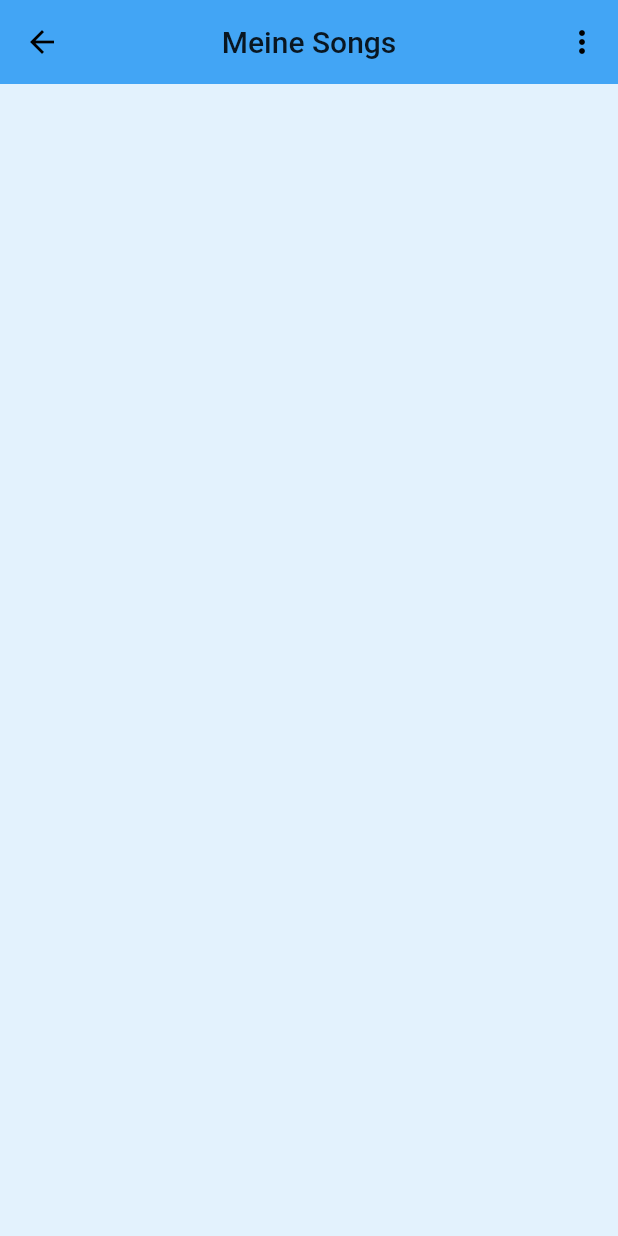
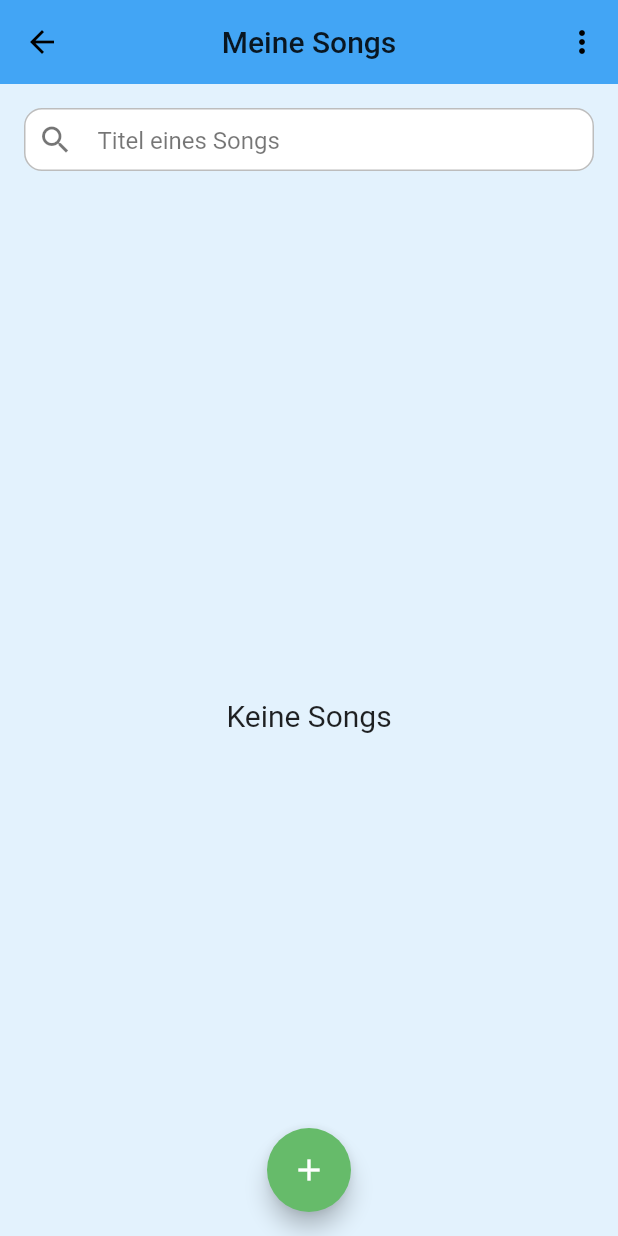
Before and after one commit to philipphoeninger/guitarapp, a Flutter app: the Songs screen opened directly, on a phone screen of 412 x 824 dp. Run offline on Flutter 3.47's test engine with Material 2 defaults, Android fonts, the light colour scheme and no system bars; our stand-ins replace cloud_firestore, firebase_auth, firebase_core, flutter_slidable, flutter_spinkit; accounts and stored records are empty.

Commit message:
CRUD operations and basic screens for songs

```diff
--- a/lib/main.dart
+++ b/lib/main.dart
@@ -1,6 +1,7 @@
 import 'package:flutter/material.dart';
 import 'package:guitar_app/models/simple_user.dart';
 import 'package:guitar_app/providers/performances.dart';
+import 'package:guitar_app/providers/songs.dart';
 import 'package:guitar_app/screens/auth_wrapper.dart';
 import 'package:guitar_app/services/auth.dart';
 import 'package:provider/provider.dart';
@@ -61,6 +62,7 @@ class _MyAppState extends State<MyApp> {
     return MultiProvider(
       providers: [
         ChangeNotifierProvider(create: (context) => PerformancesProvider()),
+        ChangeNotifierProvider(create: (context) => SongsProvider()),
       ],
       child: StreamProvider<SimpleUser?>.value(
         value: AuthService().user,
--- /dev/null
+++ b/lib/providers/songs.dart
@@ -0,0 +1,27 @@
+import 'package:flutter/cupertino.dart';
+import 'package:flutter/foundation.dart';
+import 'package:guitar_app/models/song.dart';
+import 'package:guitar_app/services/database.dart';
+
+class SongsProvider extends ChangeNotifier {
+  List<Song> _songs = [];
+
+  List<Song> get songs => _songs;
+
+  Future<String> addSong(Song song) => DatabaseService.createSong(song);
+
+  void setSongs(List<Song> songs) =>
+      WidgetsBinding.instance!.addPostFrameCallback((_) {
+        _songs = songs;
+        notifyListeners();
+      });
+
+  Future<String> removeSong(Song song) => DatabaseService.deleteSong(song);
+
+  Future<String> updateSong(Song song, String title, String description) {
+    song.title = title;
+    song.description = description;
+
+    return DatabaseService.updateSong(song);
+  }
+}
--- a/lib/screens/songs.dart
+++ b/lib/screens/songs.dart
@@ -1,10 +1,30 @@
 import 'package:flutter/material.dart';
 import 'package:guitar_app/models/menu_item.dart';
+import 'package:guitar_app/models/song.dart';
+import 'package:guitar_app/providers/songs.dart';
+import 'package:guitar_app/services/database.dart';
 import 'package:guitar_app/services/settings_menu.dart';
 import 'package:guitar_app/shared/constants.dart';
+import 'package:guitar_app/widgets/search_widget.dart';
+import 'package:guitar_app/widgets/song/add_song_dialog_widget.dart';
+import 'package:guitar_app/widgets/song/song_list_widget.dart';
+import 'package:provider/provider.dart';
 
-class Songs extends StatelessWidget {
+class Songs extends StatefulWidget {
+  @override
+  _SongsState createState() => _SongsState();
+}
+
+class _SongsState extends State<Songs> {
   final SettingsMenuService _settingsMenuService = SettingsMenuService();
+  late List<Song> songs;
+  String query = '';
+
+  @override
+  void initState() {
+    super.initState();
+    songs = [];
+  }
 
   @override
   Widget build(BuildContext context) {
@@ -17,9 +37,8 @@ class Songs extends StatelessWidget {
         elevation: 0.0,
         actions: [
           PopupMenuButton<MenuItem>(
-            shape: RoundedRectangleBorder(
-                borderRadius: BorderRadius.circular(16)
-            ),
+            shape:
+                RoundedRectangleBorder(borderRadius: BorderRadius.circular(16)),
             onSelected: (item) =>
                 _settingsMenuService.onItemSelected(context, item),
             itemBuilder: (context) => [
@@ -30,6 +49,66 @@ class Songs extends StatelessWidget {
           ),
         ],
       ),
+      body: Column(children: [
+        buildSearch(),
+        StreamBuilder<List<Song>>(
+            stream: DatabaseService.readSongs(),
+            builder: (context, snapshot) {
+              switch (snapshot.connectionState) {
+                case ConnectionState.waiting:
+                  return Center(child: CircularProgressIndicator());
+                default:
+                  if (snapshot.hasError) {
+                    return buildText('Etwas ist schiefgelaufen...');
+                  } else {
+                    final songs = snapshot.data;
+                    final provider = Provider.of<SongsProvider>(context);
+                    provider.setSongs(songs!);
+                    this.songs = songs;
+
+                    return Expanded(
+                      child: SongListWidget(this.songs),
+                    );
+                  }
+              }
+            }),
+      ]),
+      floatingActionButton: FloatingActionButton(
+        child: Icon(Icons.add),
+        backgroundColor: Colors.green[400],
+        onPressed: () =>
+            showDialog(context: context, builder: (_) => AddSongDialogWidget()),
+      ),
+      floatingActionButtonLocation: FloatingActionButtonLocation.centerFloat,
     );
   }
+
+  Widget buildSearch() => SearchWidget(
+        text: query,
+        hintText: 'Titel eines Songs',
+        onChanged: searchSong,
+      );
+
+  void searchSong(String query) {
+    var songs = this.songs.where((song) {
+      final titleLower = song.title.toLowerCase();
+      final descriptionLower = song.description.toLowerCase();
+      final searchLower = query.toLowerCase();
+
+      return titleLower.contains(searchLower) ||
+          descriptionLower.contains(searchLower);
+    }).toList();
+
+    setState(() {
+      this.query = query;
+      this.songs = songs;
+    });
+  }
+
+  Widget buildText(String text) => Center(
+        child: Text(
+          text,
+          style: TextStyle(fontSize: 24, color: Colors.white),
+        ),
+      );
 }
--- a/lib/services/database.dart
+++ b/lib/services/database.dart
@@ -1,8 +1,11 @@
 import 'package:cloud_firestore/cloud_firestore.dart';
 import 'package:guitar_app/models/performance.dart';
+import 'package:guitar_app/models/song.dart';
 import 'package:guitar_app/utils.dart';
 
 class DatabaseService {
+  // Performance CRUD methods
+
   static Future<String> createPerformance(Performance performance) async {
     final docPerformance =
         FirebaseFirestore.instance.collection('performances').doc();
@@ -27,4 +30,56 @@ class DatabaseService {
             ))
         .toList());
   }
+
+  // Song CRUD methods
+
+  static Future<String> createSong(Song song) async {
+    // get "Unsortiert" performance & add it to Song
+    var unsortedPerformanceSnapshot = await FirebaseFirestore.instance
+        .collection('performances')
+        .limit(1)
+        .where('title', isEqualTo: 'Unsortiert')
+        .get();
+    var unsortedPerformance =
+        Performance.fromJson(unsortedPerformanceSnapshot.docs.first.data());
+    List<Performance> performances = [];
+    performances.add(unsortedPerformance);
+
+    song.performances = performances;
+
+    // set Song ID and add Song to Firebase
+    final docSong = FirebaseFirestore.instance.collection('songs').doc();
+    song.id = docSong.id.trim();
+    await docSong.set(song.toJson());
+
+    return docSong.id;
+  }
+
+  static Stream<List<Song>> readSongs() {
+    Stream<QuerySnapshot> stream = FirebaseFirestore.instance
+        .collection('songs')
+        .orderBy(SongField.createdTime, descending: true)
+        .snapshots();
+
+    return stream.map((event) => event.docs
+        .map((doc) => Song(
+              id: doc['id'],
+              title: doc['title'],
+              createdTime: Utils.toDateTime(doc['createdTime']),
+              description: doc['description'],
+            ))
+        .toList());
+  }
+
+  static Future<String> updateSong(Song song) async {
+    final docSong = FirebaseFirestore.instance.collection('songs').doc(song.id);
+    await docSong.update(song.toJson());
+    return docSong.id;
+  }
+
+  static Future<String> deleteSong(Song song) async {
+    final docSong = FirebaseFirestore.instance.collection('songs').doc(song.id);
+    await docSong.delete();
+    return docSong.id;
+  }
 }
--- /dev/null
+++ b/lib/widgets/song/song_list_widget.dart
@@ -0,0 +1,29 @@
+import 'package:flutter/material.dart';
+import 'package:guitar_app/models/song.dart';
+import 'package:guitar_app/widgets/song/song_card_songs.dart';
+
+class SongListWidget extends StatelessWidget {
+  late final List<Song> songs;
+
+  SongListWidget(this.songs);
+
+  @override
+  Widget build(BuildContext context) {
+    return this.songs.isEmpty
+        ? Center(
+            child: Text(
+              'Keine Songs',
+              style: TextStyle(fontSize: 20),
+            ),
+          )
+        : ListView.separated(
+            physics: BouncingScrollPhysics(),
+            padding: EdgeInsets.all(16),
+            separatorBuilder: (context, index) => Container(height: 8),
+            itemCount: this.songs.length,
+            itemBuilder: (context, index) {
+              final song = this.songs[index];
+              return SongCardSongs(song: song);
+            });
+  }
+}
--- a/pubspec.yaml
+++ b/pubspec.yaml
@@ -33,6 +33,7 @@ dependencies:
   cloud_firestore: ^2.2.0
   provider: ^5.0.0
   flutter_spinkit: ^5.0.0
+  flutter_slidable: ^0.6.0
 
 dev_dependencies:
   flutter_test:
```
Also changed, not shown: lib/models/song.dart (added, +43 -0 lines), lib/screens/edit_song.dart (added, +80 -0 lines), lib/widgets/song/add_song_dialog_widget.dart (added, +64 -0 lines), lib/widgets/song/song_card_songs.dart (added, +79 -0 lines), lib/widgets/song/song_form_widget.dart (added, +69 -0 lines), lib/widgets/song/song_card_performance.dart (added), pubspec.lock.
